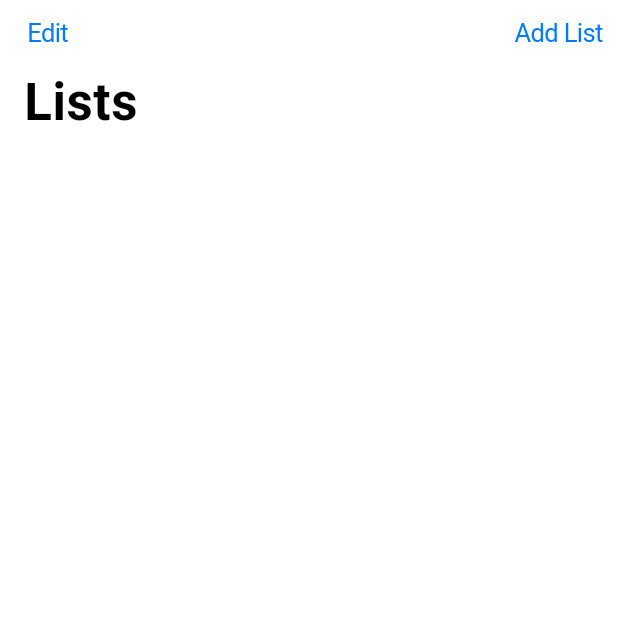
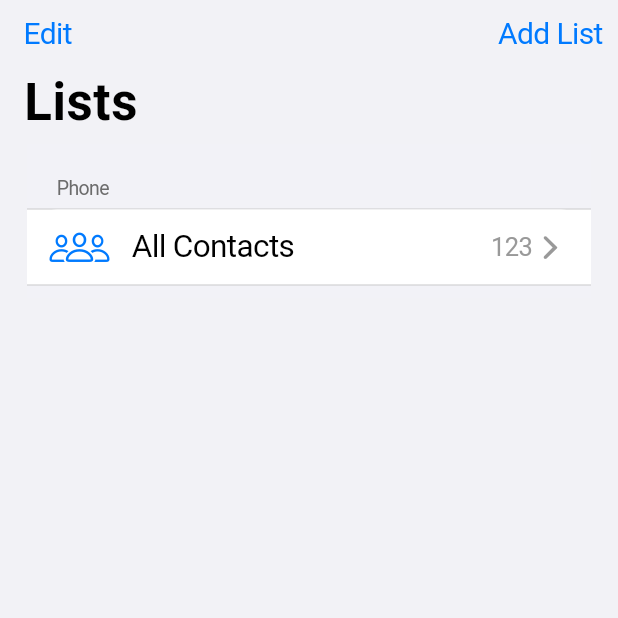
Before and after one commit to Thiruvikraman1998/iOS_Phone_App, a Flutter app: the ContactsView screen opened directly, on a phone screen of 412 x 824 dp, the top half of it. Run offline on Flutter 3.47's test engine with Material 2 defaults, Android fonts, the phone set to English and light mode, and no system bars.

Commit message:
Working with contact lists

```diff
--- a/ios_phone_app/lib/pages/others/contacts.dart
+++ b/ios_phone_app/lib/pages/others/contacts.dart
@@ -1,4 +1,5 @@
 import 'package:flutter/cupertino.dart';
+//import 'package:flutter/material.dart';
 
 class ContactsView extends StatefulWidget {
   const ContactsView({super.key});
@@ -11,22 +12,101 @@ class _ContactsViewState extends State<ContactsView> {
   @override
   Widget build(BuildContext context) {
     return CupertinoPageScaffold(
+      backgroundColor: const Color(0xffF2F2F6),
       child: CustomScrollView(
         slivers: <Widget>[
           CupertinoSliverNavigationBar(
+            backgroundColor: const Color(0xffF2F2F6),
+            border: const Border(bottom: BorderSide.none),
+            stretch: true,
             padding: const EdgeInsetsDirectional.all(10),
             leading: CupertinoButton(
                 padding: EdgeInsets.zero,
-                child: const Text("Edit"),
+                child: const Text(
+                  "Edit",
+                  style: TextStyle(fontSize: 20),
+                ),
                 onPressed: () {}),
             trailing: CupertinoButton(
                 padding: EdgeInsets.zero,
-                child: const Text("Add List"),
+                child: const Text(
+                  "Add List",
+                  style: TextStyle(fontSize: 20),
+                ),
                 onPressed: () {}),
             largeTitle: const Text("Lists"),
+          ),
+          SliverToBoxAdapter(
+            child: Container(
+              margin: const EdgeInsets.symmetric(horizontal: 18),
+              child: CupertinoListSection(
+                header: const Text("Phone"),
+                children: [
+                  Container(
+                      padding: const EdgeInsets.symmetric(horizontal: 15),
+                      height: 50,
+                      decoration: const BoxDecoration(
+                          color: CupertinoColors.white,
+                          borderRadius: BorderRadius.all(Radius.circular(20))),
+                      child: Row(
+                        children: [
+                          const Icon(
+                            CupertinoIcons.person_3,
+                            size: 40,
+                          ),
+                          const SizedBox(
+                            width: 15,
+                          ),
+                          const Text(
+                            "All Contacts",
+                            style: TextStyle(fontSize: 21),
+                          ),
+                          const Spacer(),
+                          Row(
+                            children: const [
+                              Text(
+                                "123",
+                                style: TextStyle(
+                                    color: CupertinoColors.inactiveGray),
+                              ),
+                              Icon(CupertinoIcons.forward,
+                                  color: CupertinoColors.inactiveGray)
+                            ],
+                          )
+                        ],
+                      )),
+                ],
+              ),
+            ),
           )
         ],
       ),
     );
   }
 }
+
+// CupertinoListTile(
+//                       leading: const Icon(
+//                         CupertinoIcons.person_3,
+//                         size: 40,
+//                       ),
+//                       leadingSize: 40,
+//                       backgroundColor: CupertinoColors.white,
+//                       trailing: Row(
+//                         children: const [
+//                           Text(
+//                             "123",
+//                             style:
+//                                 TextStyle(color: CupertinoColors.inactiveGray),
+//                           ),
+//                           Icon(
+//                             CupertinoIcons.forward,
+//                             color: CupertinoColors.inactiveGray,
+//                           )
+//                         ],
+//                       ),
+//                       title: const Text(
+//                         "iCloud Contacts",
+//                         style: TextStyle(fontSize: 20),
+//                       ),
+//                     ),
--- a/ios_phone_app/lib/pages/others/favourites.dart
+++ b/ios_phone_app/lib/pages/others/favourites.dart
@@ -16,23 +16,27 @@ class _FavouritesViewState extends State<FavouritesView> {
       child: CustomScrollView(
         slivers: [
           CupertinoSliverNavigationBar(
-            padding: EdgeInsetsDirectional.all(5),
+            stretch: true,
+            backgroundColor: CupertinoColors.systemBackground,
+            padding: const EdgeInsetsDirectional.all(5),
             leading: CupertinoButton(
               padding: EdgeInsets.zero,
               child: const Icon(CupertinoIcons.add),
               onPressed: () {
                 debugPrint("Add pressed");
-                }),
+              },
+            ),
             trailing: CupertinoButton(
               padding: EdgeInsets.zero,
               child: const Text(
                 "Edit",
-                  style: TextStyle(fontSize: 22),
+                style: TextStyle(fontSize: 20),
               ),
               onPressed: () {
                 debugPrint("Edit pressed");
-                }),
-            largeTitle: Text("Favourites"),
+              },
+            ),
+            largeTitle: const Text("Favourites"),
           ),
         ],
       ),
--- a/ios_phone_app/lib/pages/others/voicemail.dart
+++ b/ios_phone_app/lib/pages/others/voicemail.dart
@@ -14,16 +14,19 @@ class _VoicemailViewState extends State<VoicemailView> {
     return Center(
       child: GestureDetector(
         onTap: () {
-          print("Voicemail tapped");
+          debugPrint("Voicemail tapped");
         },
         child: Container(
           padding: const EdgeInsets.all(7),
           height: 40,
           width: 120,
           decoration: BoxDecoration(
-              //color: Colors.red,
-              border: Border.all(color: CupertinoColors.systemGrey3, width: 2),
-              borderRadius: const BorderRadius.all(Radius.circular(4))),
+            //color: Colors.red,
+            border: Border.all(color: CupertinoColors.systemGrey3, width: 2),
+            borderRadius: const BorderRadius.all(
+              Radius.circular(4),
+            ),
+          ),
           child: const Text(
             "Call Voicemail",
             style: TextStyle(color: CupertinoColors.systemGrey2),
--- a/ios_phone_app/lib/pages/tabs/tab_bar.dart
+++ b/ios_phone_app/lib/pages/tabs/tab_bar.dart
@@ -34,6 +34,9 @@ class _TabBarsState extends State<TabBars> {
       home: CupertinoPageScaffold(
         child: CupertinoTabScaffold(
           tabBar: CupertinoTabBar(
+            height: 60,
+            border: const Border(top: BorderSide.none),
+            backgroundColor: Color(0xff00FFFFFF),
             currentIndex: _selectedIndex,
             onTap: onTapitem,
             items: const <BottomNavigationBarItem>[
@@ -49,7 +52,8 @@ class _TabBarsState extends State<TabBars> {
                   label: "Keypad"),
               BottomNavigationBarItem(
                   icon: Icon(CupertinoIcons.mic_fill), label: "Voicemail"),
-              ]),
+            ],
+          ),
           tabBuilder: (context, index) {
             return _pages[index];
           },
```
Lines whose indentation alone changed are shown as unchanged.
